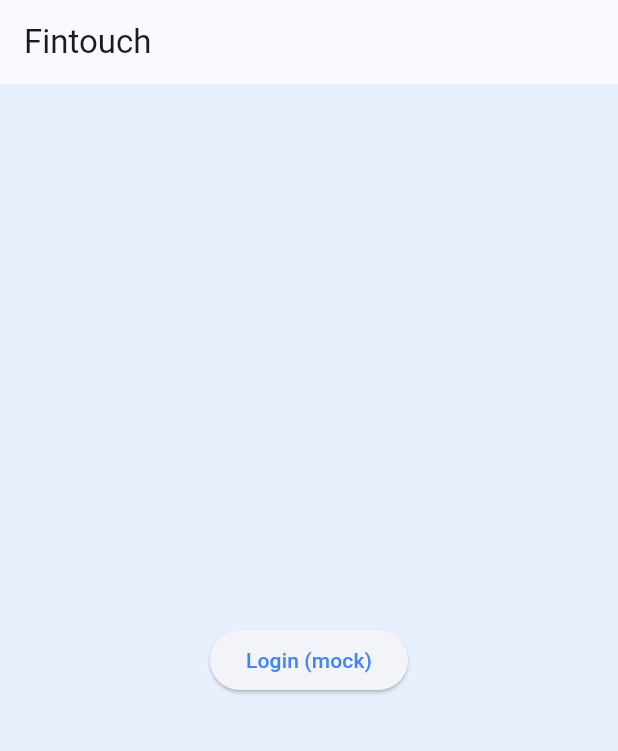
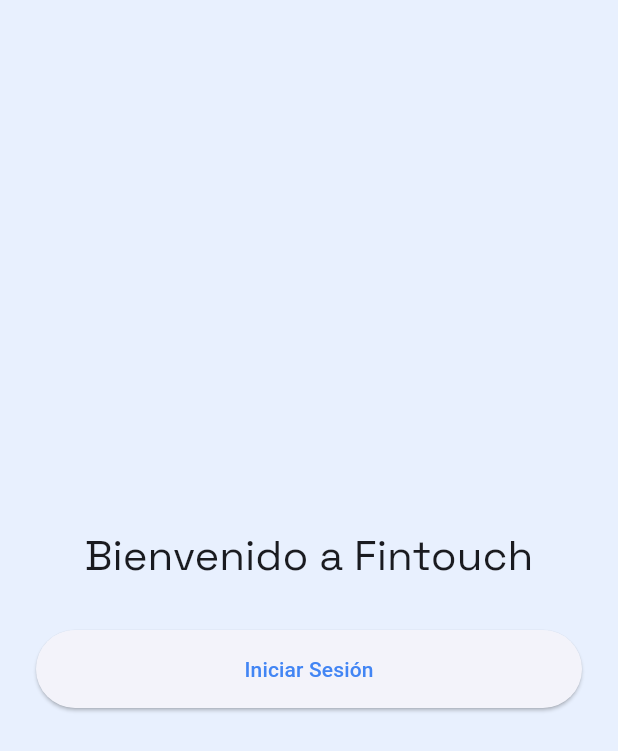
Before and after one commit to Lionel-Natalio-Diaz/app-fiananzas-react, a Flutter app: the screen it shows after launch, on a phone screen of 412 x 824 dp. Shown: the top 751 px of the screen. Run offline on Flutter 3.47's test engine with Material 3 defaults, Android fonts, the phone set to English and light mode, and no system bars; our stand-ins replace firebase_auth, google_fonts; accounts and stored records are empty.

Commit message:
feat(flutter): add login and onboarding screens

```diff
--- a/fintouch_flutter/lib/main.dart
+++ b/fintouch_flutter/lib/main.dart
@@ -2,6 +2,8 @@
 import 'package:provider/provider.dart';
 
 import 'providers/app_state.dart';
+import 'screens/login_screen.dart';
+import 'screens/onboarding_screen.dart';
 import 'theme.dart';
 
 void main() {
@@ -18,8 +20,27 @@
       child: MaterialApp(
         title: 'Fintouch',
         theme: AppTheme.themeData,
-        home: const HomePage(),
+        home: const RootNavigator(),
       ),
+    );
+  }
+}
+
+class RootNavigator extends StatelessWidget {
+  const RootNavigator({super.key});
+
+  @override
+  Widget build(BuildContext context) {
+    return Consumer<AppState>(
+      builder: (context, state, _) {
+        if (state.userId.isEmpty) {
+          return const LoginScreen();
+        }
+        if (!state.onboardingComplete) {
+          return const OnboardingScreen();
+        }
+        return const HomePage();
+      },
     );
   }
 }
@@ -34,13 +55,16 @@
       appBar: AppBar(title: const Text('Fintouch')),
       backgroundColor: AppTheme.backgroundColor,
       body: Center(
-        child: ElevatedButton(
-          onPressed: () => state.setUser('demo'),
-          child: Text(
-            state.userId.isEmpty
-                ? 'Login (mock)'
-                : 'Logged in as ${state.userId}',
-          ),
+        child: Column(
+          mainAxisAlignment: MainAxisAlignment.center,
+          children: [
+            Text('Bienvenido, ${state.profile?.name ?? 'Usuario'}'),
+            const SizedBox(height: 16),
+            ElevatedButton(
+              onPressed: () => state.signOut(),
+              child: const Text('Cerrar Sesión'),
+            ),
+          ],
         ),
       ),
     );
--- /dev/null
+++ b/fintouch_flutter/lib/screens/login_screen.dart
@@ -0,0 +1,44 @@
+import 'package:flutter/material.dart';
+import 'package:provider/provider.dart';
+
+import '../providers/app_state.dart';
+import '../theme.dart';
+
+class LoginScreen extends StatelessWidget {
+  const LoginScreen({super.key});
+
+  @override
+  Widget build(BuildContext context) {
+    final appState = Provider.of<AppState>(context, listen: false);
+
+    return Scaffold(
+      backgroundColor: AppTheme.backgroundColor,
+      body: Center(
+        child: Padding(
+          padding: const EdgeInsets.all(24.0),
+          child: Column(
+            mainAxisAlignment: MainAxisAlignment.center,
+            crossAxisAlignment: CrossAxisAlignment.stretch,
+            children: [
+              Text(
+                'Bienvenido a Fintouch',
+                style: Theme.of(context).textTheme.headlineMedium,
+                textAlign: TextAlign.center,
+              ),
+              const SizedBox(height: 32),
+              ElevatedButton(
+                onPressed: () async {
+                  await appState.signIn();
+                },
+                style: ElevatedButton.styleFrom(
+                  padding: const EdgeInsets.symmetric(vertical: 16),
+                ),
+                child: const Text('Iniciar Sesión'),
+              ),
+            ],
+          ),
+        ),
+      ),
+    );
+  }
+}
```
Also changed, not shown: fintouch_flutter/lib/providers/app_state.dart (+24 -2 lines), fintouch_flutter/lib/screens/onboarding_screen.dart (added, +88 -0 lines).
